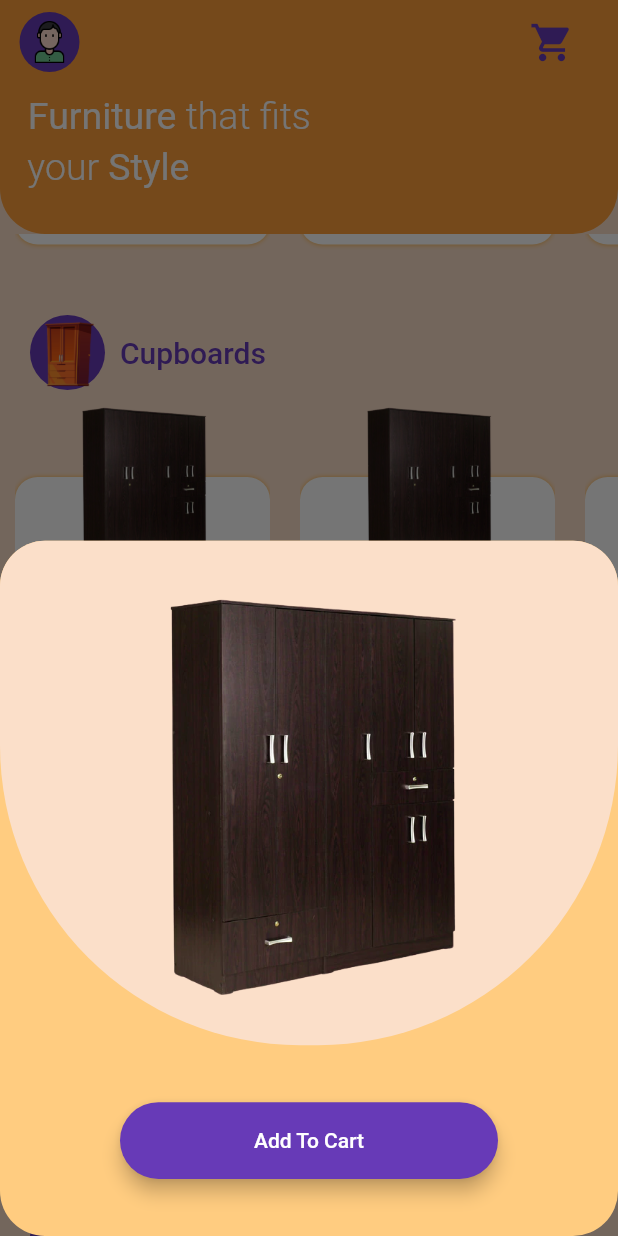
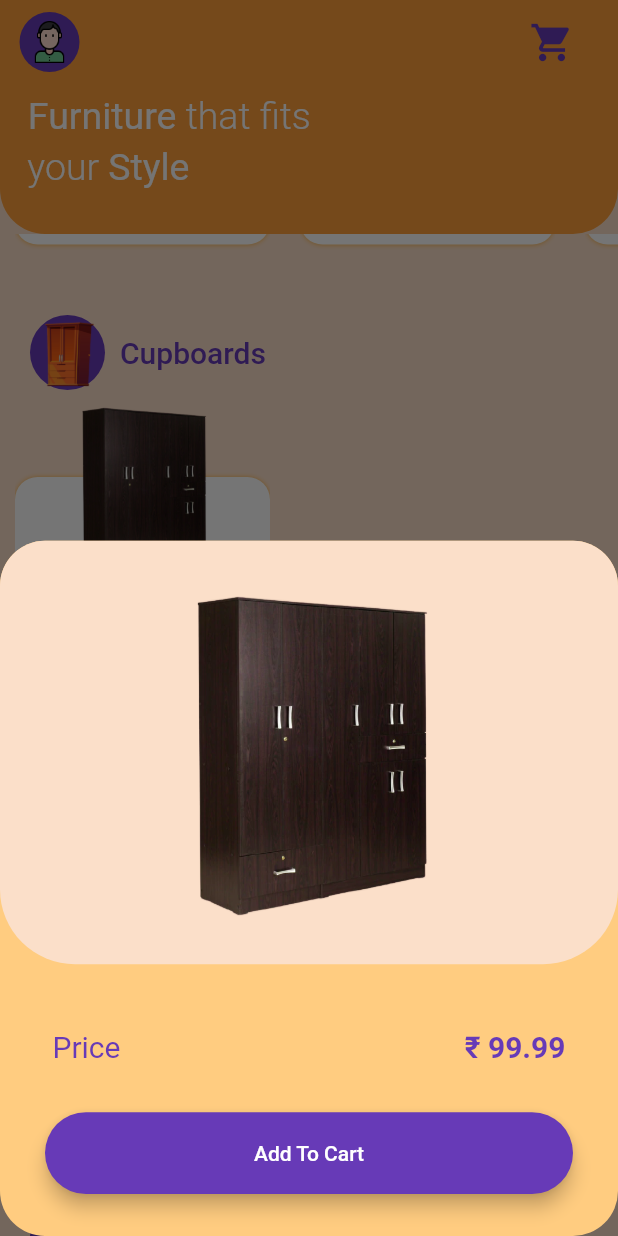
Before and after one commit to miranas11/wickwood, a Flutter app: the MainScreen screen opened by its route, scrolled down 576 dp, after a tap on the "expand more" icon, on a phone screen of 412 x 824 dp. Run offline on Flutter 3.47's test engine with Material 2 defaults, Android fonts, the phone set to English and light mode, and no system bars.

```diff
--- a/lib/components/constants.dart
+++ b/lib/components/constants.dart
@@ -5,3 +5,44 @@ const kButtonColor = Colors.deepPurple;
 const kOrangeColor = Color(0XFFFEA03A);
 
 const String kLogoLocation = 'assets/images/logo1.png';
+
+class MaterialText extends StatelessWidget {
+  final String material;
+  MaterialText({this.material});
+  @override
+  Widget build(BuildContext context) {
+    return Text(
+      '$material',
+      style: TextStyle(color: kButtonColor, fontWeight: FontWeight.w300),
+    );
+  }
+}
+
+class NameText extends StatelessWidget {
+  final String name;
+  NameText({this.name});
+
+  @override
+  Widget build(BuildContext context) {
+    return Text(
+      '$name',
+      style: TextStyle(color: kButtonColor, fontWeight: FontWeight.w600),
+    );
+  }
+}
+
+class PriceText extends StatelessWidget {
+  final double price;
+  final double size;
+
+  PriceText({this.price, this.size = 17});
+
+  @override
+  Widget build(BuildContext context) {
+    return Text(
+      '₹ $price',
+      style: TextStyle(
+          color: kButtonColor, fontSize: size, fontWeight: FontWeight.bold),
+    );
+  }
+}
--- a/lib/components/product_class.dart
+++ b/lib/components/product_class.dart
@@ -3,11 +3,12 @@ class Product {
   final String name;
   final String material;
   final double price;
-
+  final String category;
   Product({
     this.name,
     this.image,
     this.material,
     this.price,
+    this.category,
   });
 }
--- a/lib/components/product_data.dart
+++ b/lib/components/product_data.dart
@@ -2,38 +2,64 @@ import 'package:flutter/material.dart';
 import 'package:wickwood/components/product_class.dart';
 
 class ProductData extends ChangeNotifier {
+  static String chair = 'chairs';
+  static String sofa = 'sofas';
+  static String cupboard = 'cupboards';
+  static String bed = 'beds';
+  static String table = 'tables';
+
   List<Product> chairProducts = [
     Product(
-        name: 'Brown Chair', material: 'Wood', price: 99.99, image: 'chair1'),
+        name: 'Brown Chair',
+        material: 'Wood',
+        price: 99.99,
+        image: 'chair1',
+        category: chair),
     Product(
-        name: 'Brown Chair', material: 'Wood', price: 99.99, image: 'chair1'),
+        name: 'Brown Chair',
+        material: 'Wood',
+        price: 99.99,
+        image: 'chair1',
+        category: chair),
     Product(
-        name: 'Brown Chair', material: 'Wood', price: 99.99, image: 'chair1'),
+        name: 'Brown Chair',
+        material: 'Wood',
+        price: 99.99,
+        image: 'chair1',
+        category: chair),
     Product(
-        name: 'Brown Chair', material: 'Wood', price: 99.99, image: 'chair1'),
-    Product(
-        name: 'Brown Chair', material: 'Wood', price: 99.99, image: 'chair1'),
-    Product(
-        name: 'Brown Chair', material: 'Wood', price: 99.99, image: 'chair1')
+        name: 'Brown Chair',
+        material: 'Wood',
+        price: 99.99,
+        image: 'chair1',
+        category: chair),
   ];
 
   List<Product> sofaProducts = [
     Product(
-        name: 'Grey Sofa', material: 'Fabric', price: 999.99, image: 'sofa1'),
+        name: 'Grey Sofa',
+        material: 'Fabric',
+        price: 999.99,
+        image: 'sofa1',
+        category: sofa),
     Product(
-        name: 'Grey Sofa', material: 'Fabric', price: 999.99, image: 'sofa1'),
+        name: 'Grey Sofa',
+        material: 'Fabric',
+        price: 999.99,
+        image: 'sofa1',
+        category: sofa),
     Product(
-        name: 'Grey Sofa', material: 'Fabric', price: 999.99, image: 'sofa1'),
+        name: 'Grey Sofa',
+        material: 'Fabric',
+        price: 999.99,
+        image: 'sofa1',
+        category: sofa),
     Product(
-        name: 'Grey Sofa', material: 'Fabric', price: 999.99, image: 'sofa1'),
-    Product(
-        name: 'Grey Sofa', material: 'Fabric', price: 999.99, image: 'sofa1'),
-    Product(
-        name: 'Grey Sofa', material: 'Fabric', price: 999.99, image: 'sofa1'),
-    Product(
-        name: 'Grey Sofa', material: 'Fabric', price: 999.99, image: 'sofa1'),
-    Product(
-        name: 'Grey Sofa', material: 'Fabric', price: 999.99, image: 'sofa1'),
+        name: 'Grey Sofa',
+        material: 'Fabric',
+        price: 999.99,
+        image: 'sofa1',
+        category: sofa),
   ];
 
   List<Product> cupBoardProducts = [
@@ -41,88 +67,76 @@ class ProductData extends ChangeNotifier {
         name: 'Wooden Cupboar',
         material: 'Wood',
         price: 999.99,
-        image: 'cupboard1'),
-    Product(
-        name: 'Wooden Cupboar',
-        material: 'Wood',
-        price: 999.99,
-        image: 'cupboard1'),
-    Product(
-        name: 'Wooden Cupboar',
-        material: 'Wood',
-        price: 999.99,
-        image: 'cupboard1'),
-    Product(
-        name: 'Wooden Cupboar',
-        material: 'Wood',
-        price: 999.99,
-        image: 'cupboard1'),
-    Product(
-        name: 'Wooden Cupboar',
-        material: 'Wood',
-        price: 999.99,
-        image: 'cupboard1'),
-    Product(
-        name: 'Wooden Cupboar',
-        material: 'Wood',
-        price: 999.99,
-        image: 'cupboard1'),
-    Product(
-        name: 'Wooden Cupboar',
-        material: 'Wood',
-        price: 999.99,
-        image: 'cupboard1'),
-    Product(
-        name: 'Wooden Cupboar',
-        material: 'Wood',
-        price: 999.99,
-        image: 'cupboard1'),
-    Product(
-        name: 'Wooden Cupboar',
-        material: 'Wood',
-        price: 999.99,
-        image: 'cupboard1'),
+        image: 'cupboard1',
+        category: cupboard),
   ];
 
   List<Product> bedProducts = [
-    Product(name: 'Wooden Bed', image: 'bed1', material: 'wood', price: 999.99),
-    Product(name: 'Wooden Bed', image: 'bed1', material: 'wood', price: 999.99),
-    Product(name: 'Wooden Bed', image: 'bed1', material: 'wood', price: 999.99),
-    Product(name: 'Wooden Bed', image: 'bed1', material: 'wood', price: 999.99),
-    Product(name: 'Wooden Bed', image: 'bed1', material: 'wood', price: 999.99),
-    Product(name: 'Wooden Bed', image: 'bed1', material: 'wood', price: 999.99),
-    Product(name: 'Wooden Bed', image: 'bed1', material: 'wood', price: 999.99),
-    Product(name: 'Wooden Bed', image: 'bed1', material: 'wood', price: 999.99),
-    Product(name: 'Wooden Bed', image: 'bed1', material: 'wood', price: 999.99),
-    Product(name: 'Wooden Bed', image: 'bed1', material: 'wood', price: 999.99),
-    Product(name: 'Wooden Bed', image: 'bed1', material: 'wood', price: 999.99),
-    Product(name: 'Wooden Bed', image: 'bed1', material: 'wood', price: 999.99),
+    Product(
+      name: 'Wooden Bed',
+      image: 'bed1',
+      material: 'wood',
+      price: 999.99,
+      category: bed,
+    ),
+    Product(
+      name: 'Wooden Bed',
+      image: 'bed1',
+      material: 'wood',
+      price: 999.99,
+      category: bed,
+    ),
+    Product(
+      name: 'Wooden Bed',
+      image: 'bed1',
+      material: 'wood',
+      price: 999.99,
+      category: bed,
+    ),
+    Product(
+      name: 'Wooden Bed',
+      image: 'bed1',
+      material: 'wood',
+      price: 999.99,
+      category: bed,
+    ),
   ];
 
   List<Product> tableProducts = [
     Product(
-        name: 'Wooden Table', image: 'table1', material: 'wood', price: 999.99),
+      name: 'Wooden Table',
+      image: 'table1',
+      material: 'wood',
+      price: 999.99,
+      category: table,
+    ),
     Product(
-        name: 'Wooden Table', image: 'table1', material: 'wood', price: 999.99),
+      name: 'Wooden Table',
+      image: 'table1',
+      material: 'wood',
+      price: 999.99,
+      category: table,
+    ),
     Product(
-        name: 'Wooden Table', image: 'table1', material: 'wood', price: 999.99),
+      name: 'Wooden Table',
+      image: 'table1',
+      material: 'wood',
+      price: 999.99,
+      category: table,
+    ),
     Product(
-        name: 'Wooden Table', image: 'table1', material: 'wood', price: 999.99),
-    Product(
-        name: 'Wooden Table', image: 'table1', material: 'wood', price: 999.99),
-    Product(
-        name: 'Wooden Table', image: 'table1', material: 'wood', price: 999.99),
-    Product(
-        name: 'Wooden Table', image: 'table1', material: 'wood', price: 999.99),
-    Product(
-        name: 'Wooden Table', image: 'table1', material: 'wood', price: 999.99),
-    Product(
-        name: 'Wooden Table', image: 'table1', material: 'wood', price: 999.99),
-    Product(
-        name: 'Wooden Table', image: 'table1', material: 'wood', price: 999.99),
-    Product(
-        name: 'Wooden Table', image: 'table1', material: 'wood', price: 999.99),
-    Product(
-        name: 'Wooden Table', image: 'table1', material: 'wood', price: 999.99),
+      name: 'Wooden Table',
+      image: 'table1',
+      material: 'wood',
+      price: 999.99,
+      category: table,
+    ),
   ];
+
+  List<Product> cartProducts = [];
+
+  void addtocart(Product newProduct) {
+    cartProducts.add(newProduct);
+    notifyListeners();
+  }
 }
--- a/lib/main.dart
+++ b/lib/main.dart
@@ -1,6 +1,7 @@
 import 'package:flutter/material.dart';
 import 'package:wickwood/components/constants.dart';
 import 'package:wickwood/components/product_data.dart';
+import 'package:wickwood/screens/cart_screen.dart';
 import 'package:wickwood/screens/login_screen.dart';
 import 'package:wickwood/screens/main_screen.dart';
 import 'package:wickwood/screens/registration_screen.dart';
@@ -21,6 +22,9 @@ class MyApp extends StatelessWidget {
           accentColor: kButtonColor,
           hintColor: Colors.white,
           appBarTheme: AppBarTheme(
+            iconTheme: IconThemeData(
+              color: kButtonColor,
+            ),
             color: kOrangeColor,
           ),
         ),
@@ -30,6 +34,7 @@ class MyApp extends StatelessWidget {
           LoginScreen.id: (context) => LoginScreen(),
           RegistrationScreen.id: (context) => RegistrationScreen(),
           MainScreen.id: (context) => MainScreen(),
+          CartScreen.id: (context) => CartScreen(),
         },
       ),
     );
--- /dev/null
+++ b/lib/screens/cart_screen.dart
@@ -0,0 +1,42 @@
+import 'package:flutter/material.dart';
+import 'package:wickwood/widgets/mainscreen/product_listview.dart';
+
+class CartScreen extends StatelessWidget {
+  static const String id = 'cart_screen';
+  @override
+  Widget build(BuildContext context) {
+    return Scaffold(
+      backgroundColor: Colors.white,
+      extendBodyBehindAppBar: true,
+      appBar: AppBar(
+        backgroundColor: Colors.transparent,
+        brightness: Brightness.dark,
+        elevation: 0,
+      ),
+      body: SafeArea(
+        child: Column(
+          crossAxisAlignment: CrossAxisAlignment.stretch,
+          children: <Widget>[
+            //Cart TExt
+            Container(
+              padding: EdgeInsets.all(10),
+              child: Center(
+                child: Text(
+                  'CART',
+                  style: TextStyle(
+                      color: Colors.blue[900],
+                      fontSize: 22,
+                      fontWeight: FontWeight.w600),
+                ),
+              ),
+            ),
+            SizedBox(
+              height: 10,
+            ),
+            CartListView(),
+          ],
+        ),
+      ),
+    );
+  }
+}
--- a/lib/screens/main_screen.dart
+++ b/lib/screens/main_screen.dart
@@ -1,5 +1,6 @@
 import 'package:flutter/material.dart';
 import 'package:wickwood/components/constants.dart';
+import 'package:wickwood/screens/cart_screen.dart';
 import 'package:wickwood/widgets/mainscreen/slogan.dart';
 import 'package:wickwood/widgets/mainscreen/categorywidget.dart';
 import 'package:wickwood/widgets/mainscreen/product_listview.dart';
@@ -25,7 +26,9 @@ class MainScreen extends StatelessWidget {
         ),
         actions: <Widget>[
           FlatButton(
-            onPressed: null,
+            onPressed: () {
+              Navigator.pushNamed(context, CartScreen.id);
+            },
             child: Icon(
               Icons.shopping_cart,
               color: kButtonColor,
--- /dev/null
+++ b/lib/widgets/cartscreen/cart_box.dart
@@ -0,0 +1,69 @@
+import 'package:flutter/material.dart';
+import 'package:wickwood/components/constants.dart';
+
+class CartProductBox extends StatelessWidget {
+  final String name;
+  final String material;
+  final double price;
+  final String image;
+  final String categoryname;
+  CartProductBox(
+      {this.name, this.material, this.image, this.price, this.categoryname});
+  @override
+  Widget build(BuildContext context) {
+    return Container(
+      color: Colors.white,
+      height: 190,
+      child: Row(
+        mainAxisAlignment: MainAxisAlignment.spaceEvenly,
+        children: <Widget>[
+          //image
+          Container(
+            height: 150,
+            width: 170,
+            decoration: BoxDecoration(
+              color: kBrownBGColor,
+              borderRadius: BorderRadius.circular(30),
+              boxShadow: [
+                BoxShadow(color: Colors.grey, blurRadius: 2),
+              ],
+            ),
+            child: Image(
+              image: AssetImage('assets/images/$categoryname/$image.png'),
+            ),
+          ),
+
+          //name and material
+          Column(
+            crossAxisAlignment: CrossAxisAlignment.start,
+            children: <Widget>[
+              SizedBox(
+                height: 25,
+              ),
+              NameText(
+                name: name,
+              ),
+              SizedBox(
+                height: 5,
+              ),
+              MaterialText(
+                material: material,
+              )
+            ],
+          ),
+          //price
+          Column(
+            children: <Widget>[
+              SizedBox(
+                height: 25,
+              ),
+              PriceText(
+                price: price,
+              )
+            ],
+          ),
+        ],
+      ),
+    );
+  }
+}
--- a/lib/widgets/mainscreen/bottom_sheet_product.dart
+++ b/lib/widgets/mainscreen/bottom_sheet_product.dart
@@ -1,11 +1,18 @@
 import 'package:flutter/material.dart';
+import 'package:provider/provider.dart';
 import 'package:wickwood/components/constants.dart';
+import 'package:wickwood/components/product_class.dart';
+import 'package:wickwood/components/product_data.dart';
 import 'package:wickwood/widgets/login_registration/start_screen_button.dart';
 
 class ProductBottomSheet extends StatelessWidget {
   final String categoryname;
   final String image;
-  ProductBottomSheet({this.image, this.categoryname});
+  final String name;
+  final double price;
+  final String material;
+  ProductBottomSheet(
+      {this.image, this.categoryname, this.name, this.price, this.material});
   @override
   Widget build(BuildContext context) {
     return Container(
@@ -13,42 +20,74 @@ class ProductBottomSheet extends StatelessWidget {
         crossAxisAlignment: CrossAxisAlignment.stretch,
         children: <Widget>[
           Expanded(
-            flex: 5,
+            flex: 8,
             child: Container(
               padding: EdgeInsets.all(30),
               decoration: ShapeDecoration(
                 color: kBrownBGColor,
                 shape: RoundedRectangleBorder(
                   borderRadius: BorderRadius.only(
-                    bottomLeft: Radius.circular(200),
-                    bottomRight: Radius.circular(200),
+                    bottomLeft: Radius.circular(50),
+                    bottomRight: Radius.circular(50),
                     topLeft: Radius.circular(30),
                     topRight: Radius.circular(30),
                   ),
                 ),
               ),
-              child: Hero(
-                tag: 'product',
-                child: Image(
-                  image: AssetImage('assets/images/$categoryname/$image.png'),
-                ),
+              child: Image(
+                image: AssetImage('assets/images/$categoryname/$image.png'),
               ),
             ),
           ),
           SizedBox(
-            height: 30,
+            height: 20,
           ),
+          //text
           Expanded(
-            flex: 1,
+            flex: 2,
+            child: Padding(
+              padding: const EdgeInsets.symmetric(horizontal: 35),
+              child: Row(
+                mainAxisAlignment: MainAxisAlignment.spaceBetween,
+                children: [
+                  Text(
+                    'Price',
+                    style: TextStyle(
+                        color: kButtonColor,
+                        fontSize: 20,
+                        fontWeight: FontWeight.w400),
+                  ),
+                  PriceText(
+                    price: 99.99,
+                    size: 20,
+                  ),
+                ],
+              ),
+            ),
+          ),
+          //button
+          Expanded(
+            flex: 2,
             child: StartScreenButton(
-              horizontalpadding: 80,
+              horizontalpadding: 30,
               text: 'Add To Cart',
               width: 100,
-              onPressed: () {},
+              onPressed: () {
+                Provider.of<ProductData>(context, listen: false).addtocart(
+                  Product(
+                    name: name,
+                    price: price,
+                    material: material,
+                    category: categoryname,
+                    image: image,
+                  ),
+                );
+                Navigator.pop(context);
+              },
             ),
           ),
           SizedBox(
-            height: 30,
+            height: 20,
           )
         ],
       ),
--- a/lib/widgets/mainscreen/product_box.dart
+++ b/lib/widgets/mainscreen/product_box.dart
@@ -79,6 +79,9 @@ class ProductBox extends StatelessWidget {
                     builder: (context) => ProductBottomSheet(
                       image: image,
                       categoryname: categoryname,
+                      name: name,
+                      material: material,
+                      price: price,
                     ),
                   );
                 },
@@ -106,26 +109,16 @@ class ProductDetail extends StatelessWidget {
         child: Column(
           crossAxisAlignment: CrossAxisAlignment.start,
           children: [
-            Text(
-              '$name',
-              style:
-                  TextStyle(color: kButtonColor, fontWeight: FontWeight.w600),
+            NameText(
+              name: name,
             ),
-            Text(
-              '$material',
-              style:
-                  TextStyle(color: kButtonColor, fontWeight: FontWeight.w300),
+            MaterialText(
+              material: material,
             ),
             SizedBox(
               height: 5,
             ),
-            Text(
-              '₹ $price',
-              style: TextStyle(
-                  color: kButtonColor,
-                  fontSize: 15,
-                  fontWeight: FontWeight.w600),
-            ),
+            PriceText(price: price),
           ],
         ),
       ),
--- a/lib/widgets/mainscreen/product_listview.dart
+++ b/lib/widgets/mainscreen/product_listview.dart
@@ -1,6 +1,7 @@
 import 'package:flutter/material.dart';
 import 'package:provider/provider.dart';
 import 'package:wickwood/components/product_data.dart';
+import 'package:wickwood/widgets/cartscreen/cart_box.dart';
 import 'package:wickwood/widgets/mainscreen/product_box.dart';
 
 class ChairListView extends StatelessWidget {
@@ -17,7 +18,8 @@ class ChairListView extends StatelessWidget {
                 Provider.of<ProductData>(context).chairProducts[index].material,
             price: Provider.of<ProductData>(context).chairProducts[index].price,
             image: Provider.of<ProductData>(context).chairProducts[index].image,
-            categoryname: 'chairs',
+            categoryname:
+                Provider.of<ProductData>(context).chairProducts[index].category,
           );
         },
         itemCount: Provider.of<ProductData>(context).chairProducts.length,
@@ -40,7 +42,8 @@ class SofaListView extends StatelessWidget {
                 Provider.of<ProductData>(context).sofaProducts[index].material,
             price: Provider.of<ProductData>(context).sofaProducts[index].price,
             image: Provider.of<ProductData>(context).sofaProducts[index].image,
-            categoryname: 'sofas',
+            categoryname:
+                Provider.of<ProductData>(context).sofaProducts[index].category,
           );
         },
         itemCount: Provider.of<ProductData>(context).sofaProducts.length,
@@ -67,7 +70,9 @@ class CupBoardListView extends StatelessWidget {
                 Provider.of<ProductData>(context).cupBoardProducts[index].price,
             image:
                 Provider.of<ProductData>(context).cupBoardProducts[index].image,
-            categoryname: 'cupboards',
+            categoryname: Provider.of<ProductData>(context)
+                .cupBoardProducts[index]
+                .category,
           );
         },
         itemCount: Provider.of<ProductData>(context).cupBoardProducts.length,
@@ -90,7 +95,8 @@ class BedListView extends StatelessWidget {
                 Provider.of<ProductData>(context).bedProducts[index].material,
             price: Provider.of<ProductData>(context).bedProducts[index].price,
             image: Provider.of<ProductData>(context).bedProducts[index].image,
-            categoryname: 'beds',
+            categoryname:
+                Provider.of<ProductData>(context).bedProducts[index].category,
           );
         },
         itemCount: Provider.of<ProductData>(context).bedProducts.length,
@@ -113,7 +119,8 @@ class TableListView extends StatelessWidget {
                 Provider.of<ProductData>(context).tableProducts[index].material,
             price: Provider.of<ProductData>(context).tableProducts[index].price,
             image: Provider.of<ProductData>(context).tableProducts[index].image,
-            categoryname: 'tables',
+            categoryname:
+                Provider.of<ProductData>(context).tableProducts[index].category,
           );
         },
         itemCount: Provider.of<ProductData>(context).tableProducts.length,
@@ -121,3 +128,26 @@ class TableListView extends StatelessWidget {
     );
   }
 }
+
+class CartListView extends StatelessWidget {
+  @override
+  Widget build(BuildContext context) {
+    return Expanded(
+      child: ListView.builder(
+        scrollDirection: Axis.vertical,
+        itemBuilder: (context, index) {
+          return CartProductBox(
+            name: Provider.of<ProductData>(context).cartProducts[index].name,
+            material:
+                Provider.of<ProductData>(context).cartProducts[index].material,
+            price: Provider.of<ProductData>(context).cartProducts[index].price,
+            image: Provider.of<ProductData>(context).cartProducts[index].image,
+            categoryname:
+                Provider.of<ProductData>(context).cartProducts[index].category,
+          );
+        },
+        itemCount: Provider.of<ProductData>(context).cartProducts.length,
+      ),
+    );
+  }
+}
```
